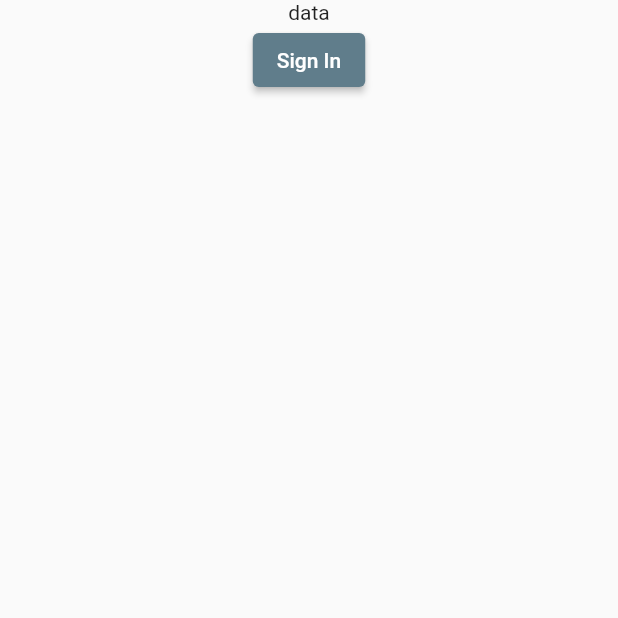
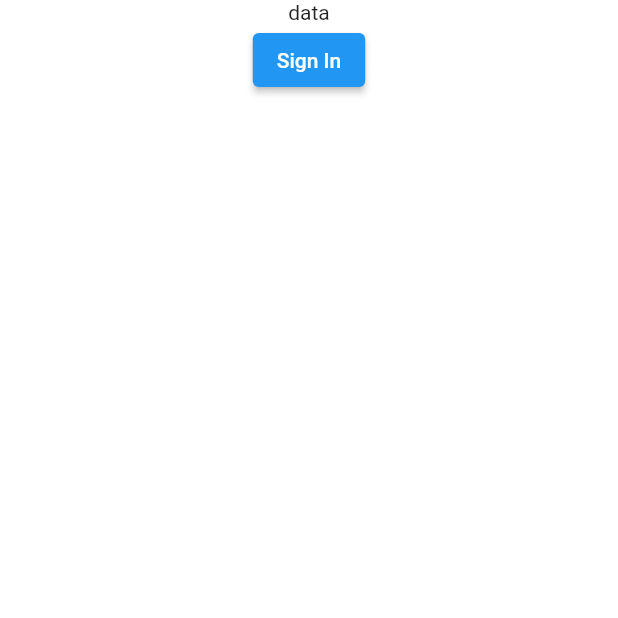
Before and after one commit to himanshusharma89/amplifyit, a Flutter app: the screen it shows after launch, on a phone screen of 412 x 824 dp, the top half of it. Run offline on Flutter 3.47's test engine with Material 2 defaults, Android fonts, the phone set to English and light mode, and no system bars; our stand-ins replace google_fonts; missing offline and left inert: amplify_api, amplify_auth_cognito, amplify_datastore, amplify_datastore_plugin_interface, amplify_flutter; Roboto replaces fonts that are missing (Ubuntu).

```diff
--- a/lib/main.dart
+++ b/lib/main.dart
@@ -4,6 +4,7 @@ import 'package:amplify_api/amplify_api.dart';
 import 'package:amplify_auth_cognito/amplify_auth_cognito.dart';
 import 'package:amplify_datastore/amplify_datastore.dart';
 import 'package:amplify_flutter/amplify.dart';
+import 'package:amplifyit/dashboard.dart';
 import 'package:amplifyit/models/ModelProvider.dart';
 import 'package:amplifyit/services/post_service.dart';
 import 'package:amplifyit/views/auth/login.dart';
@@ -13,6 +14,8 @@ import 'package:google_fonts/google_fonts.dart';
 import 'package:intl/date_symbol_data_local.dart';
 import 'package:provider/provider.dart';
 import 'amplifyconfiguration.dart';
+import 'helpers/constants.dart';
+import 'helpers/route_page.dart';
 
 void main() async {
   await initializeDateFormatting();
@@ -107,24 +110,49 @@ class _MyAppState extends State<MyApp> {
 
   @override
   Widget build(BuildContext context) {
-    return MaterialApp(
+    return GestureDetector(
+      onTap: () => hideKeyboard(context),
+      child: MaterialApp(
         title: 'AmplifyIt',
         debugShowCheckedModeBanner: false,
+        builder: (context, child) =>
+            ScrollConfiguration(behavior: MyBehavior(), child: child),
         theme: ThemeData(
-          primarySwatch: Colors.blueGrey,
+            backgroundColor: Colors.white,
+            scaffoldBackgroundColor: Colors.white,
+            primaryColor: Colors.white,
             visualDensity: VisualDensity.adaptivePlatformDensity,
             textTheme: GoogleFonts.ubuntuTextTheme(Theme.of(context).textTheme),
             appBarTheme: AppBarTheme(
               backgroundColor: Colors.transparent,
               elevation: 0,
               centerTitle: true,
-            textTheme: GoogleFonts.ubuntuTextTheme(Theme.of(context).textTheme),
+              textTheme:
+                  GoogleFonts.ubuntuTextTheme(Theme.of(context).textTheme),
             )),
         home: _amplifyConfigured
             ? _isSignedIn
-              ? Home()
+                ? Dashboard()
                 : LogIn()
             : Scaffold(body: Center(child: CircularProgressIndicator())),
+        onGenerateRoute: RoutePage.generateRoute,
+        initialRoute: RouteConstant.ROOT,
+      ),
     );
   }
+
+  void hideKeyboard(BuildContext context) {
+    FocusScopeNode currentFocus = FocusScope.of(context);
+    if (!currentFocus.hasPrimaryFocus && currentFocus.focusedChild != null) {
+      FocusManager.instance.primaryFocus.unfocus();
     }
+  }
+}
+
+class MyBehavior extends ScrollBehavior {
+  @override
+  Widget buildViewportChrome(
+      BuildContext context, Widget child, AxisDirection axisDirection) {
+    return child;
+  }
+}
```
Lines whose indentation alone changed are shown as unchanged.
